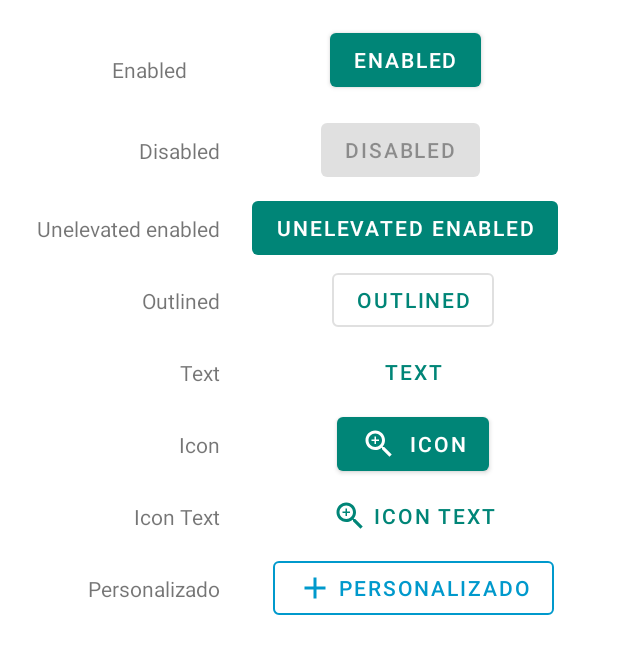
After one commit to ArmandoRomero33/MDCOMPONENTS, an Android app: the layout fragment_button_.xml on its own in the app's theme, with its tools: preview values and no code run, on a phone screen of 412 x 824 dp. The commit adds this screen. Shown: the top 654 px of the screen. Run offline under Robolectric (Android 15) with nearby library versions, the phone set to English and light mode, and no system bars.

Commit message:
Boton personalizado

```diff
--- a/app/src/main/java/com/alain/cursos/mdcomponents/ButtonFragment.java
+++ b/app/src/main/java/com/alain/cursos/mdcomponents/ButtonFragment.java
@@ -8,9 +8,14 @@ import androidx.fragment.app.Fragment;
 import android.view.LayoutInflater;
 import android.view.View;
 import android.view.ViewGroup;
+import android.widget.Toast;
 
 import com.alain.cursos.mdcomponents.utils.Component;
 import com.alain.cursos.mdcomponents.utils.Constants;
+
+import butterknife.ButterKnife;
+import butterknife.OnClick;
+import butterknife.Unbinder;
 
 
 /**
@@ -21,6 +26,8 @@ public class ButtonFragment extends Fragment {
     public static final String TAG = "Button";
 
     private static Component mInstance;
+    Unbinder nUnbinder;
+
 
     public ButtonFragment() {
         // Required empty public constructor
@@ -38,7 +45,19 @@ public class ButtonFragment extends Fragment {
     public View onCreateView(LayoutInflater inflater, ViewGroup container,
                              Bundle savedInstanceState) {
         // Inflate the layout for this fragment
-        return inflater.inflate(R.layout.fragment_button, container, false);
+        View view = inflater.inflate(R.layout.fragment_button, container, false);
+        nUnbinder = ButterKnife.bind(this, view);
+        return view;
     }
 
+    @OnClick (R.id.btnknable)
+    public void onVievClicked() (
+            Toast.makeText(getActivity(), R.String.status_enable, Toast.LKNGTHlong).show();
+    )
+
+    @Override
+    public void onDestroyView() {
+        super.onDestroyView();
+        nUnbinder.unbind();
+    }
 }
--- /dev/null
+++ b/app/src/main/res/drawable/ic_add.xml
@@ -0,0 +1,10 @@
+<vector xmlns:android="http://schemas.android.com/apk/res/android"
+    android:width="24dp"
+    android:height="24dp"
+    android:viewportWidth="24"
+    android:viewportHeight="24"
+    android:tint="?attr/colorControlNormal">
+  <path
+      android:fillColor="@android:color/white"
+      android:pathData="M19,13h-6v6h-2v-6H5v-2h6V5h2v6h6v2z"/>
+</vector>
--- /dev/null
+++ b/app/src/main/res/drawable/ic_zoom_in.xml
@@ -0,0 +1,13 @@
+<vector xmlns:android="http://schemas.android.com/apk/res/android"
+    android:width="24dp"
+    android:height="24dp"
+    android:viewportWidth="24"
+    android:viewportHeight="24"
+    android:tint="?attr/colorControlNormal">
+  <path
+      android:fillColor="@android:color/white"
+      android:pathData="M15.5,14h-0.79l-0.28,-0.27C15.41,12.59 16,11.11 16,9.5 16,5.91 13.09,3 9.5,3S3,5.91 3,9.5 5.91,16 9.5,16c1.61,0 3.09,-0.59 4.23,-1.57l0.27,0.28v0.79l5,4.99L20.49,19l-4.99,-5zM9.5,14C7.01,14 5,11.99 5,9.5S7.01,5 9.5,5 14,7.01 14,9.5 11.99,14 9.5,14z"/>
+  <path
+      android:fillColor="@android:color/white"
+      android:pathData="M12,10h-2v2H9v-2H7V9h2V7h1v2h2v1z"/>
+</vector>
--- /dev/null
+++ b/app/src/main/res/layout/fragment_button_.xml
@@ -0,0 +1,192 @@
+<?xml version="1.0" encoding="utf-8"?>
+<androidx.constraintlayout.widget.ConstraintLayout
+    xmlns:android="http://schemas.android.com/apk/res/android"
+    xmlns:tools="http://schemas.android.com/tools"
+    android:layout_width="match_parent"
+    android:layout_height="match_parent"
+    xmlns:app="http://schemas.android.com/apk/res-auto"
+    android:padding="@dimen/common_padding_default"
+    tools:context=".ButtonFragment">
+
+    <androidx.constraintlayout.widget.Guideline
+        android:id="@+id/guideline"
+        android:layout_width="wrap_content"
+        android:layout_height="0dp"
+        android:orientation="vertical"
+        app:layout_constraintGuide_percent="0.35"
+        app:layout_constraintBaseline_toTopOf="parent"
+        app:layout_constraintBaseline_toBottomOf="parent" />
+
+    <com.google.android.material.button.MaterialButton
+        android:id="@+id/btnEnable"
+        android:layout_width="wrap_content"
+        android:layout_height="wrap_content"
+        android:layout_marginTop="8dp"
+        android:text="@string/status_enabled"
+        app:layout_constraintEnd_toEndOf="parent"
+        app:layout_constraintHorizontal_bias="0.466"
+        app:layout_constraintStart_toEndOf="@+id/guideline"
+        app:layout_constraintTop_toTopOf="parent" />
+
+    <TextView
+        android:id="@+id/tvEnable"
+        android:layout_width="wrap_content"
+        android:layout_height="wrap_content"
+        android:layout_marginEnd="196dp"
+        android:layout_marginBottom="8dp"
+        android:text="@string/status_enabled"
+        app:layout_constraintBottom_toBottomOf="@id/btnEnable"
+        app:layout_constraintEnd_toEndOf="@id/btnEnable"
+        app:layout_constraintStar_toEndOf="@id/btnEnable" />
+
+    <com.google.android.material.button.MaterialButton
+        android:id="@+id/btnDisable"
+        android:layout_width="wrap_content"
+        android:layout_height="wrap_content"
+        android:layout_marginTop="12dp"
+        android:layout_marginEnd="84dp"
+        android:enabled="false"
+        android:text="@string/status_disabled"
+        app:layout_constraintEnd_toEndOf="parent"
+        app:layout_constraintStar_toEndOf="@id/guideline"
+        app:layout_constraintTop_toBottomOf="@id/btnEnable"/>
+
+    <TextView
+        android:id="@+id/tvDisable"
+        android:layout_width="wrap_content"
+        android:layout_height="wrap_content"
+        android:text="@string/status_disabled"
+        app:layout_constraintEnd_toStartOf="@id/guideline"
+        app:layout_constraintTop_toTopOf="@id/btnDisable"
+        app:layout_constraintBottom_toBottomOf="@id/btnDisable"/>
+
+    <com.google.android.material.button.MaterialButton
+        android:id="@+id/btnUnelevateEnable"
+        style="@style/Widget.MaterialComponents.Button.UnelevatedButton"
+        android:layout_width="wrap_content"
+        android:layout_height="wrap_content"
+        android:layout_marginTop="4dp"
+        android:layout_marginEnd="32dp"
+        android:text="@string/status_unelevated_enabled"
+        app:layout_constraintEnd_toEndOf="parent"
+        app:layout_constraintStar_toEndOf="@id/guideline"
+        app:layout_constraintTop_toBottomOf="@id/btnDisable" />
+
+    <TextView
+        android:id="@+id/tvUnelevateEnable"
+        android:layout_width="wrap_content"
+        android:layout_height="wrap_content"
+        android:text="@string/status_unelevated_enabled"
+        app:layout_constraintEnd_toStartOf="@id/guideline"
+        app:layout_constraintTop_toTopOf="@id/btnUnelevateEnable"
+        app:layout_constraintBottom_toBottomOf="@id/btnUnelevateEnable"/>
+
+    <com.google.android.material.button.MaterialButton
+        android:id="@+id/btnOutlined"
+        android:layout_width="wrap_content"
+        android:layout_height="wrap_content"
+        android:text="@string/status_outlined_enabled"
+        app:layout_constraintStart_toEndOf="@id/guideline"
+        app:layout_constraintEnd_toEndOf="parent"
+        app:layout_constraintTop_toBottomOf="@id/btnUnelevateEnable"
+        style="@style/Widget.MaterialComponents.Button.OutlinedButton"/>
+
+    <TextView
+        android:id="@+id/tvOutlined"
+        android:layout_width="wrap_content"
+        android:layout_height="wrap_content"
+        android:text="@string/status_outlined_enabled"
+        app:layout_constraintEnd_toStartOf="@id/guideline"
+        app:layout_constraintTop_toTopOf="@id/btnOutlined"
+        app:layout_constraintBottom_toBottomOf="@id/btnOutlined"/>
+
+    <com.google.android.material.button.MaterialButton
+        android:id="@+id/btnTexEnable"
+        android:layout_width="wrap_content"
+        android:layout_height="wrap_content"
+        android:text="@string/status_text_enabled"
+        app:layout_constraintStart_toEndOf="@id/guideline"
+        app:layout_constraintEnd_toEndOf="parent"
+        app:layout_constraintTop_toBottomOf="@id/btnOutlined"
+        style="@style/Widget.MaterialComponents.Button.TextButton"/>
+    <TextView
+        android:id="@+id/tvTexEnable"
+        android:layout_width="wrap_content"
+        android:layout_height="wrap_content"
+        android:text="@string/status_text_enabled"
+        app:layout_constraintEnd_toStartOf="@id/guideline"
+        app:layout_constraintTop_toTopOf="@id/btnTexEnable"
+        app:layout_constraintBottom_toBottomOf="@id/btnTexEnable"/>
+
+    <com.google.android.material.button.MaterialButton
+        android:id="@+id/btnIconEnable"
+        android:layout_width="wrap_content"
+        android:layout_height="wrap_content"
+        android:text="@string/status_icon_enabled"
+        app:icon="@drawable/ic_zoom_in"
+        app:layout_constraintStart_toEndOf="@id/guideline"
+        app:layout_constraintEnd_toEndOf="parent"
+        app:layout_constraintTop_toBottomOf="@id/btnTexEnable"/>
+
+    <TextView
+        android:id="@+id/tvIconEnable"
+        android:layout_width="wrap_content"
+        android:layout_height="wrap_content"
+        android:text="@string/status_icon_enabled"
+        app:layout_constraintEnd_toStartOf="@id/guideline"
+        app:layout_constraintTop_toTopOf="@id/btnIconEnable"
+        app:layout_constraintBottom_toBottomOf="@id/btnIconEnable"/>
+
+    <com.google.android.material.button.MaterialButton
+        android:id="@+id/btnIconTexEnable"
+        android:layout_width="wrap_content"
+        android:layout_height="wrap_content"
+        android:text="@string/status_icon_text_enabled"
+        app:icon="@drawable/ic_zoom_in"
+        app:layout_constraintStart_toEndOf="@id/guideline"
+        app:layout_constraintEnd_toEndOf="parent"
+        app:layout_constraintTop_toBottomOf="@id/btnIconEnable"
+        style="@style/Widget.MaterialComponents.Button.TextButton"/>
+
+    <TextView
+        android:id="@+id/tvIconTexEnable"
+        android:layout_width="wrap_content"
+        android:layout_height="wrap_content"
+        android:text="@string/status_icon_text_enabled"
+        app:layout_constraintEnd_toStartOf="@id/guideline"
+        app:layout_constraintTop_toTopOf="@id/btnIconTexEnable"
+        app:layout_constraintBottom_toBottomOf="@id/btnIconTexEnable"/>
+
+    <com.google.android.material.button.MaterialButton
+        android:id="@+id/btnCustom"
+        android:layout_width="wrap_content"
+        android:layout_height="wrap_content"
+        android:text="@string/status_custom"
+        android:textColor="@android:color/holo_blue_dark"
+        app:icon="@drawable/ic_add"
+        app:iconTint="@android:color/holo_blue_dark"
+        app:rippleColor="@android:color/holo_blue_bright"
+        app:cornerRadius="@dimon/common_padding_default"
+        app:strokeColor="@android:color/holo_blue_dark"
+        app:strokeWidth="@diment/common_padding_nano"
+        app:layout_constraintStart_toEndOf="@id/guideline"
+        app:layout_constraintEnd_toEndOf="parent"
+        app:layout_constraintTop_toBottomOf="@id/btnIconTexEnable"
+        style="@style/Widget.MaterialComponents.Button.OutlinedButton"/>
+
+    <TextView
+        android:id="@+id/tvCustom"
+        android:layout_width="wrap_content"
+        android:layout_height="wrap_content"
+        android:text="@string/status_custom"
+        app:layout_constraintEnd_toStartOf="@id/guideline"
+        app:layout_constraintTop_toTopOf="@id/btnCustom"
+        app:layout_constraintBottom_toBottomOf="@id/btnCustom"/>
+
+
+
+
+
+
+
+</androidx.constraintlayout.widget.ConstraintLayout>
```
